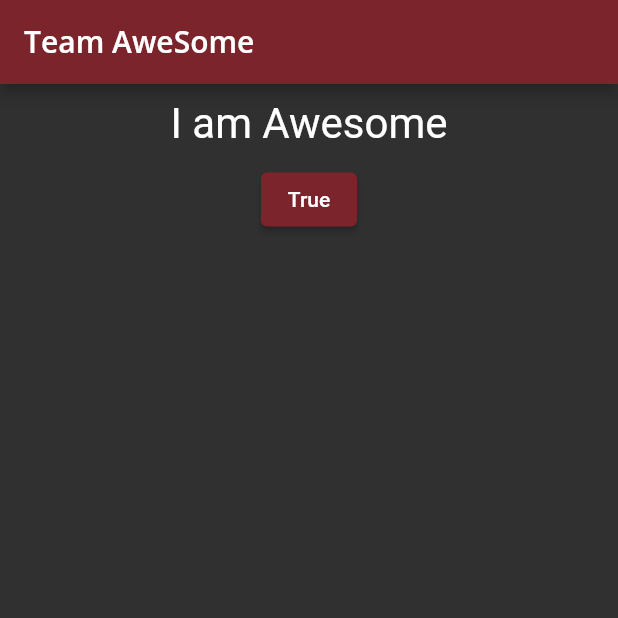
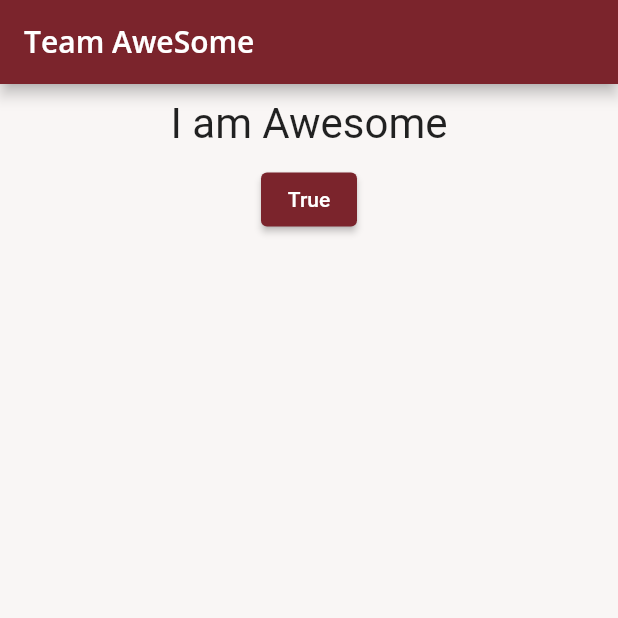
Before and after one commit to abulaman8/Awesome, a Flutter app: the screen it shows after launch, on a phone screen of 412 x 824 dp, the top half of it. Run offline on Flutter 3.47's test engine with Material 2 defaults, Android fonts, the phone set to English and light mode, and no system bars; our stand-ins replace google_fonts.

```diff
--- a/lib/core_theme.dart
+++ b/lib/core_theme.dart
@@ -4,6 +4,10 @@ import 'package:google_fonts/google_fonts.dart';
 class CoreTheme {
   static const maroon = Color(0xff7b242c);
   static const beige = Color(0xffd5a54e);
+  static const red = Color(0xffda2a27);
+  static const grey = Color(0xff2a211f);
+  static  const cream = Color(0xfff9f6f5);
+
 
 
   // 1
@@ -40,8 +44,10 @@ class CoreTheme {
   // 2
   static ThemeData dark() {
     return ThemeData(
-      brightness: Brightness.dark,
+      backgroundColor: maroon,
+      brightness: Brightness.light,
       // ignore: prefer_const_constructors
+      scaffoldBackgroundColor: cream,
       appBarTheme: AppBarTheme(
 
         foregroundColor: Colors.white,
```
Also changed, not shown: lib/apiStuff.dart (added), lib/auth.dart (added), lib/editProfile.dart (added), lib/profile.dart (added), 3 other files.
